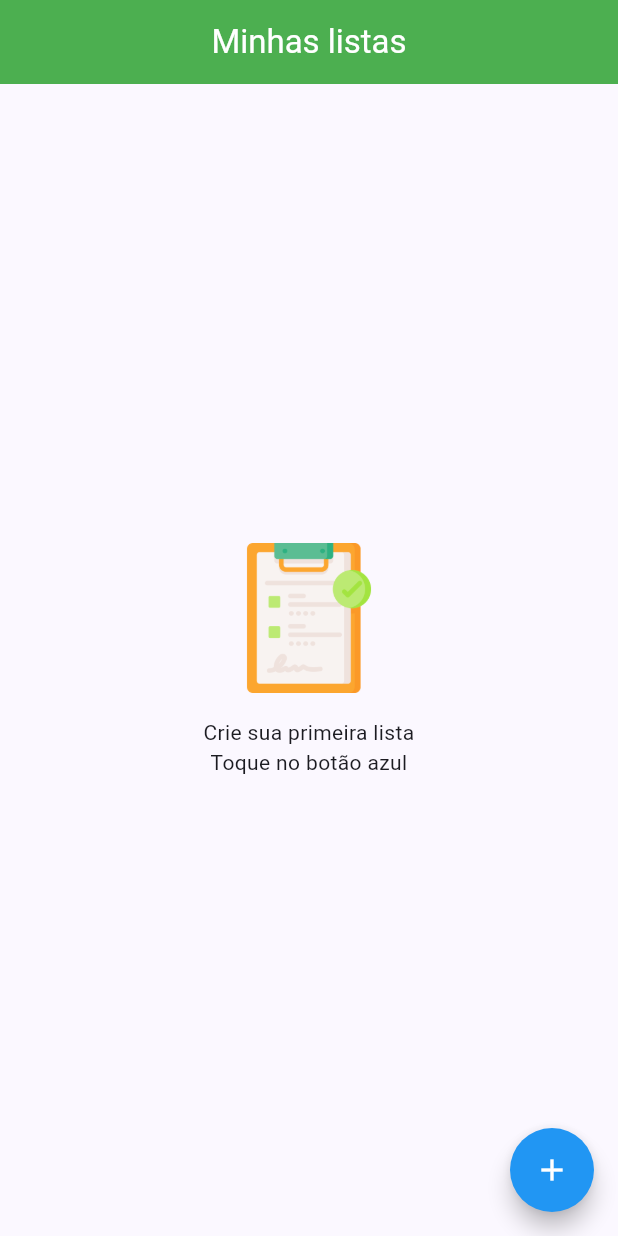
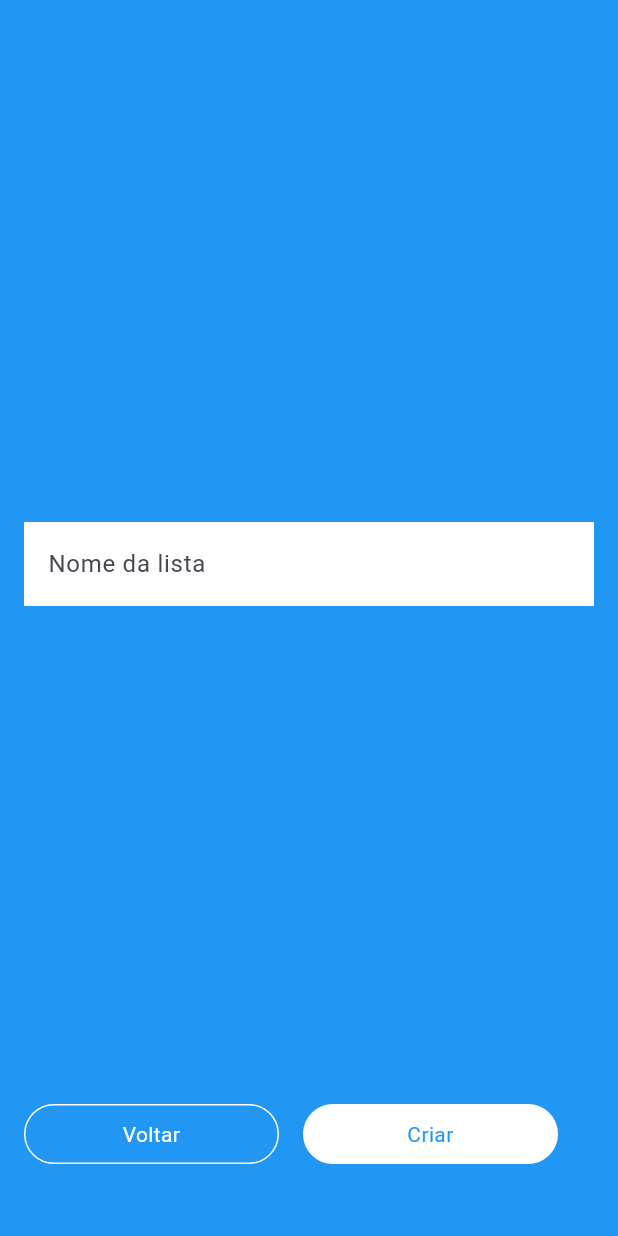
Before and after one commit to Leokrindges/lista_de_compras, a Flutter app: the screen it shows after launch, after a tap on the "add" icon, on a phone screen of 412 x 824 dp. Run offline on Flutter 3.47's test engine with Material 3 defaults, Android fonts, the phone set to English and light mode, and no system bars.

Commit message:
feat: create AddListPage and CustomButton widget, enhance ShoppingListPage with navigation

```diff
--- /dev/null
+++ b/lib/pages/add_list.page.dart
@@ -0,0 +1,54 @@
+import 'package:flutter/material.dart';
+import 'package:lista_de_compras/widgets/custom_button.dart';
+
+class AddListPage extends StatelessWidget {
+  const AddListPage({super.key});
+
+  @override
+  Widget build(BuildContext context) {
+    return Scaffold(
+      backgroundColor: Colors.blue,
+      body: SafeArea(
+        child: Padding(
+          padding: EdgeInsets.all(16.0),
+          child: Column(
+            mainAxisAlignment: MainAxisAlignment.spaceBetween,
+            children: [
+              SizedBox(),
+              TextField(
+                decoration: InputDecoration(
+                  labelText: 'Nome da lista',
+                  border: InputBorder.none,
+                  filled: true,
+                  fillColor: Colors.white,
+                ),
+              ),
+              Padding(
+                padding: EdgeInsets.only(bottom: 32.0),
+                child: Row(
+                  children: [
+                    CustomButton(
+                      text: 'Voltar',
+                      onTap: () {
+                        Navigator.pop(context);
+                      },
+                      height: 40,
+                    ),
+                    SizedBox(width: 16),
+                    CustomButton(
+                      text: 'Criar',
+                      onTap: () {},
+                      height: 40,
+                      backgroundColor: Colors.white,
+                      textColor: Colors.blue,
+                    ),
+                  ],
+                ),
+              ),
+            ],
+          ),
+        ),
+      ),
+    );
+  }
+}
--- a/lib/pages/shopping_list.page.dart
+++ b/lib/pages/shopping_list.page.dart
@@ -1,5 +1,6 @@
 import 'package:flutter/material.dart';
 import 'package:lista_de_compras/models/shopping_list.model.dart';
+import 'package:lista_de_compras/pages/add_list.page.dart';
 
 class ShoppingListPage extends StatelessWidget {
   final List<ShoppingList> shoppingList = [
@@ -12,9 +13,20 @@ class ShoppingListPage extends StatelessWidget {
   @override
   Widget build(BuildContext context) {
     return Scaffold(
-      appBar: AppBar(title: Text('Minhas listas'), centerTitle: true),
+      appBar: AppBar(
+        title: Text('Minhas listas'),
+        centerTitle: true,
+        actions: [
+          Icon(Icons.diamond, color: Colors.yellow[700], size: 30),
+          SizedBox(width: 16),
+        ],
+      ),
       floatingActionButton: FloatingActionButton(
-        onPressed: () {},
+        onPressed: () {
+          Navigator.of(
+            context,
+          ).push(MaterialPageRoute(builder: (context) => AddListPage()));
+        },
         shape: RoundedRectangleBorder(borderRadius: BorderRadius.circular(99)),
         child: Icon(Icons.add),
       ),
--- /dev/null
+++ b/lib/widgets/custom_button.dart
@@ -0,0 +1,48 @@
+import 'package:flutter/material.dart';
+
+class CustomButton extends StatelessWidget {
+  final String text;
+  final VoidCallback? onTap;
+  final double width;
+  final double height;
+  final Color backgroundColor;
+  final Color textColor;
+  final Color borderColor;
+  final double borderRadius;
+
+  const CustomButton({
+    super.key,
+    required this.text,
+    this.onTap,
+    this.width = 170,
+    this.height = 40,
+    this.backgroundColor = Colors.transparent,
+    this.textColor = Colors.white,
+    this.borderColor = Colors.white,
+    this.borderRadius = 40.0,
+  });
+
+  @override
+  Widget build(BuildContext context) {
+    return InkWell(
+      onTap: onTap,
+      borderRadius: BorderRadius.circular(borderRadius),
+      child: Container(
+        decoration: BoxDecoration(
+          color: backgroundColor,
+          borderRadius: BorderRadius.circular(borderRadius),
+          border: Border.all(color: borderColor),
+        ),
+        height: height,
+        width: width,
+        child: Center(
+          child: Text(
+            text,
+            style: TextStyle(color: textColor),
+            textAlign: TextAlign.center,
+          ),
+        ),
+      ),
+    );
+  }
+}
```
